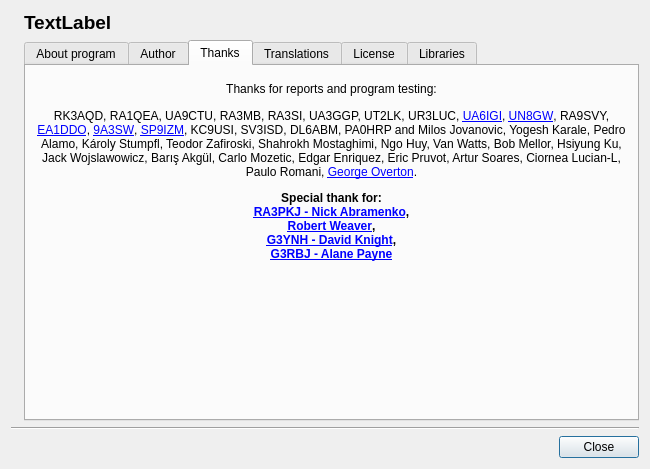
The window that about.ui (radioacoustick/Coil64) describes before a commit, drawn with Qt 5.
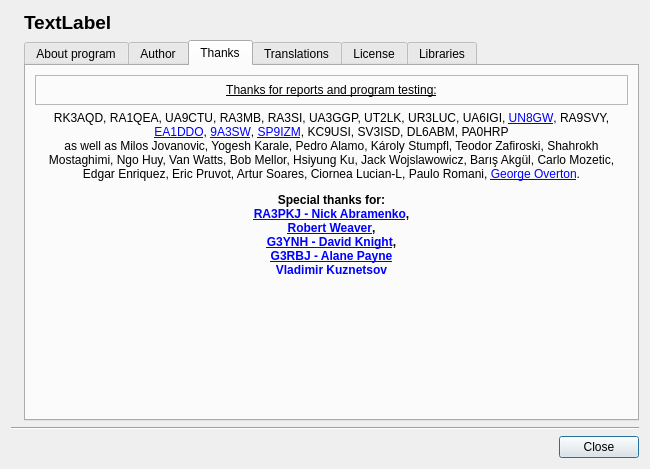
The same window after the commit. The open tabs and pages were chosen to show the change. Icons and pictures are not drawn.

```diff
--- a/about.ui
+++ b/about.ui
@@ -273,6 +273,16 @@
                <verstretch>0</verstretch>
               </sizepolicy>
              </property>
+             <property name="font">
+              <font>
+               <weight>50</weight>
+               <bold>false</bold>
+               <underline>true</underline>
+              </font>
+             </property>
+             <property name="frameShape">
+              <enum>QFrame::StyledPanel</enum>
+             </property>
              <property name="text">
               <string>Thanks for reports and program testing:</string>
              </property>
@@ -286,8 +296,14 @@
            </item>
            <item>
             <widget class="QLabel" name="label_8">
+             <property name="font">
+              <font>
+               <weight>50</weight>
+               <bold>false</bold>
+              </font>
+             </property>
              <property name="text">
-              <string notr="true">&lt;html&gt;&lt;head/&gt;&lt;body&gt;&lt;p align=&quot;center&quot;&gt;RK3AQD, RA1QEA, UA9CTU, RA3MB, RA3SI, UA3GGP, UT2LK, UR3LUC, &lt;a href=&quot;http://ua6igi.ru/&quot;&gt;&lt;span style=&quot; text-decoration: underline; color:#0000ff;&quot;&gt;UA6IGI&lt;/span&gt;&lt;/a&gt;, &lt;a href=&quot;http://un8gv.my1.ru/&quot;&gt;&lt;span style=&quot; text-decoration: underline; color:#0000ff;&quot;&gt;UN8GW&lt;/span&gt;&lt;/a&gt;, RA9SVY, &lt;a href=&quot;http://ea1ddo.es/&quot;&gt;&lt;span style=&quot; text-decoration: underline; color:#0000ff;&quot;&gt;EA1DDO&lt;/span&gt;&lt;/a&gt;, &lt;a href=&quot;http://www.qrz.com/db/9A3SW&quot;&gt;&lt;span style=&quot; text-decoration: underline; color:#0000ff;&quot;&gt;9A3SW&lt;/span&gt;&lt;/a&gt;, &lt;a href=&quot;http://qrz.pl/callbook.asp?f_domena=sp9izm&quot;&gt;&lt;span style=&quot; text-decoration: underline; color:#0000ff;&quot;&gt;SP9IZM&lt;/span&gt;&lt;/a&gt;, KC9USI, SV3ISD, DL6ABM, PA0HRP and Milos Jovanovic, Yogesh Karale, Pedro Alamo, Károly Stumpfl, Teodor Zafiroski, Shahrokh Mostaghimi, Ngo Huy, Van Watts, Bob Mellor, Hsiyung Ku, Jack Wojslawowicz, Barış Akgül, Carlo Mozetic, Edgar Enriquez, Eric Pruvot, Artur Soares, Ciornea Lucian-L, Paulo Romani, &lt;a href=&quot;https://www.geotech1.com/forums/forum.php&quot;&gt;&lt;span style=&quot; text-decoration: underline; color:#0000ff;&quot;&gt;George Overton&lt;/span&gt;&lt;/a&gt;.&lt;/p&gt;&lt;p align=&quot;center&quot;&gt;&lt;span style=&quot; font-weight:600;&quot;&gt;Special thank for:&lt;br/&gt;&lt;/span&gt;&lt;a href=&quot;http://www.ra3pkj.ru/&quot;&gt;&lt;span style=&quot; font-weight:600; text-decoration: underline; color:#0000ff;&quot;&gt;RA3PKJ - Nick Abramenko&lt;/span&gt;&lt;/a&gt;&lt;span style=&quot; font-weight:600;&quot;&gt;,&lt;br/&gt;&lt;/span&gt;&lt;a href=&quot;http://electronbunker.ca/eb/index.html&quot;&gt;&lt;span style=&quot; font-weight:600; text-decoration: underline; color:#0000ff;&quot;&gt;Robert Weaver&lt;/span&gt;&lt;/a&gt;&lt;span style=&quot; font-weight:600;&quot;&gt;,&lt;br/&gt;&lt;/span&gt;&lt;a href=&quot;http://www.g3ynh.info/index.html&quot;&gt;&lt;span style=&quot; font-weight:600; text-decoration: underline; color:#0000ff;&quot;&gt;G3YNH - David Knight&lt;/span&gt;&lt;/a&gt;&lt;span style=&quot; font-weight:600;&quot;&gt;,&lt;br/&gt;&lt;/span&gt;&lt;a href=&quot;http://g3rbj.co.uk&quot;&gt;&lt;span style=&quot; font-weight:600; text-decoration: underline; color:#0000ff;&quot;&gt;G3RBJ - Alane Payne&lt;/span&gt;&lt;/a&gt;&lt;/p&gt;&lt;/body&gt;&lt;/html&gt;</string>
+              <string notr="true">&lt;html&gt;&lt;head/&gt;&lt;body&gt;&lt;p align=&quot;center&quot;&gt;RK3AQD, RA1QEA, UA9CTU, RA3MB, RA3SI, UA3GGP, UT2LK, UR3LUC, UA6IGI, &lt;a href=&quot;http://un8gv.my1.ru/&quot;&gt;&lt;span style=&quot; text-decoration: underline; color:#0000ff;&quot;&gt;UN8GW&lt;/span&gt;&lt;/a&gt;, RA9SVY, &lt;a href=&quot;http://ea1ddo.es/&quot;&gt;&lt;span style=&quot; text-decoration: underline; color:#0000ff;&quot;&gt;EA1DDO&lt;/span&gt;&lt;/a&gt;, &lt;a href=&quot;http://www.qrz.com/db/9A3SW&quot;&gt;&lt;span style=&quot; text-decoration: underline; color:#0000ff;&quot;&gt;9A3SW&lt;/span&gt;&lt;/a&gt;, &lt;a href=&quot;http://qrz.pl/callbook.asp?f_domena=sp9izm&quot;&gt;&lt;span style=&quot; text-decoration: underline; color:#0000ff;&quot;&gt;SP9IZM&lt;/span&gt;&lt;/a&gt;, KC9USI, SV3ISD, DL6ABM, PA0HRP&lt;br/&gt; as well as Milos Jovanovic, Yogesh Karale, Pedro Alamo, Károly Stumpfl, Teodor Zafiroski, Shahrokh Mostaghimi, Ngo Huy, Van Watts, Bob Mellor, Hsiyung Ku, Jack Wojslawowicz, Barış Akgül, Carlo Mozetic, Edgar Enriquez, Eric Pruvot, Artur Soares, Ciornea Lucian-L, Paulo Romani, &lt;a href=&quot;https://www.geotech1.com/forums/forum.php&quot;&gt;&lt;span style=&quot; text-decoration: underline; color:#0000ff;&quot;&gt;George Overton&lt;/span&gt;&lt;/a&gt;.&lt;/p&gt;&lt;p align=&quot;center&quot;&gt;&lt;span style=&quot; font-weight:600;&quot;&gt;Special thanks for:&lt;br/&gt;&lt;/span&gt;&lt;a href=&quot;http://www.ra3pkj.ru/&quot;&gt;&lt;span style=&quot; font-weight:600; text-decoration: underline; color:#0000ff;&quot;&gt;RA3PKJ - Nick Abramenko&lt;/span&gt;&lt;/a&gt;&lt;span style=&quot; font-weight:600;&quot;&gt;,&lt;br/&gt;&lt;/span&gt;&lt;a href=&quot;http://electronbunker.ca/eb/index.html&quot;&gt;&lt;span style=&quot; font-weight:600; text-decoration: underline; color:#0000ff;&quot;&gt;Robert Weaver&lt;/span&gt;&lt;/a&gt;&lt;span style=&quot; font-weight:600;&quot;&gt;,&lt;br/&gt;&lt;/span&gt;&lt;a href=&quot;http://www.g3ynh.info/index.html&quot;&gt;&lt;span style=&quot; font-weight:600; text-decoration: underline; color:#0000ff;&quot;&gt;G3YNH - David Knight&lt;/span&gt;&lt;/a&gt;&lt;span style=&quot; font-weight:600;&quot;&gt;,&lt;br/&gt;&lt;/span&gt;&lt;a href=&quot;http://g3rbj.co.uk&quot;&gt;&lt;span style=&quot; font-weight:600; text-decoration: underline; color:#0000ff;&quot;&gt;G3RBJ - Alane Payne&lt;/span&gt;&lt;/a&gt;&lt;br/&gt;&lt;span style=&quot; font-weight:600; color:#0000ff;&quot;&gt;Vladimir Kuznetsov&lt;/span&gt;&lt;/p&gt;&lt;/body&gt;&lt;/html&gt;</string>
              </property>
              <property name="alignment">
               <set>Qt::AlignLeading|Qt::AlignLeft|Qt::AlignTop</set>
@@ -296,7 +312,7 @@
               <bool>true</bool>
              </property>
              <property name="margin">
-              <number>10</number>
+              <number>15</number>
              </property>
              <property name="openExternalLinks">
               <bool>true</bool>
```
Left out of the diff: 12 changed lines with no effect on the pictures.
